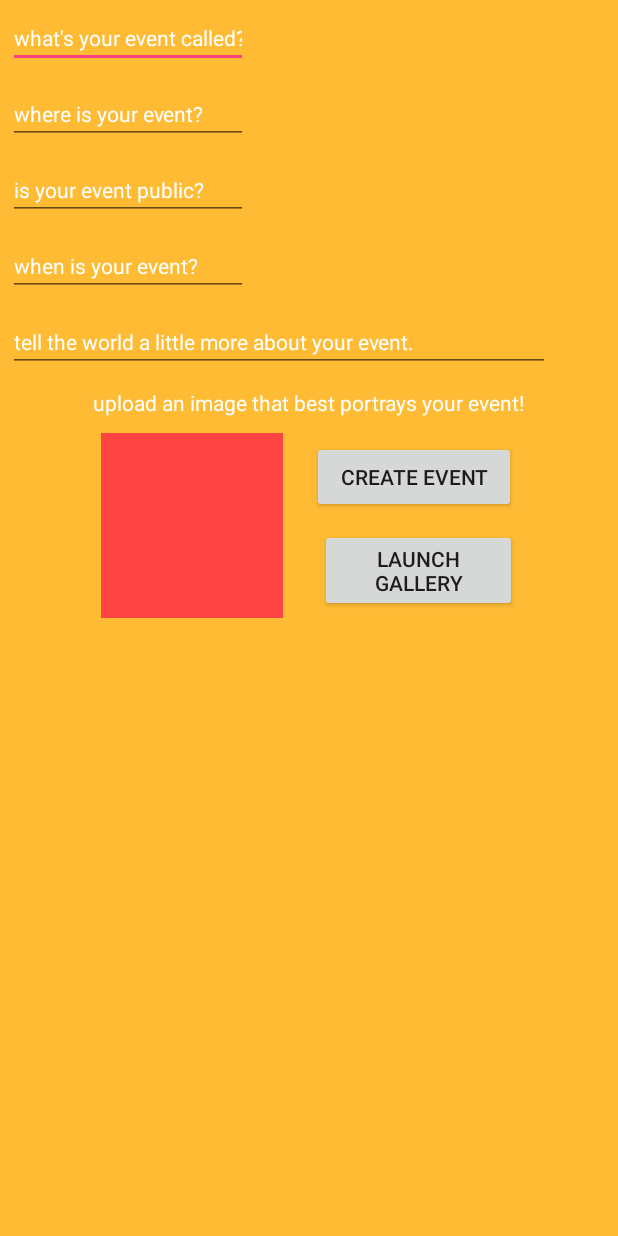
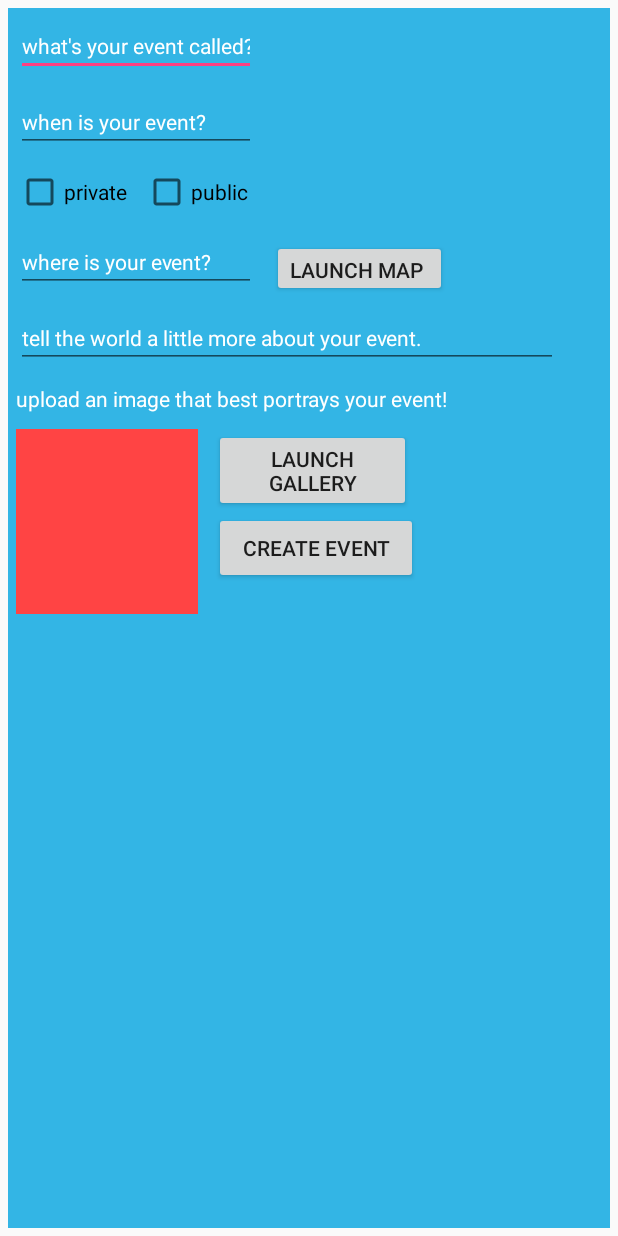
Before and after one commit to TinderButForLike/SQUAA, an Android app: the fragment CreateEventFragment shown on its own in the app's theme, on a phone screen of 412 x 824 dp. Run offline under Robolectric (Android 15) with nearby library versions, the phone set to English and light mode, and no system bars; our stand-ins replace ButterKnife; libraries missing offline, so code that uses them is left out: com.parse.

Commit message:
maps to event

```diff
--- a/app/build.gradle
+++ b/app/build.gradle
@@ -29,6 +29,7 @@ dependencies {
     implementation 'com.android.support:recyclerview-v7:27.1.1'
     implementation 'com.android.support:appcompat-v7:27.1.1'
 
+    //google maps and places
     implementation 'com.google.android.gms:play-services-maps:15.0.1'
     implementation 'com.google.android.gms:play-services-places:15.0.1'
 
--- a/app/src/debug/res/values/google_maps_api.xml
+++ b/app/src/debug/res/values/google_maps_api.xml
@@ -20,5 +20,5 @@
     Once you have your key (it starts with "AIza"), replace the "google_maps_key"
     string in this file.
     -->
-    <string name="google_maps_key" templateMergeStrategy="preserve" translatable="false">AIzaSyDX1N0dB-GhUdNi6nJpVqJ0ZRYiY3DaRtk</string>
+    <string name="google_maps_key" templateMergeStrategy="preserve" translatable="false">AIzaSyC1wzsdt6OMMNuW4PBHBHQOFXd_gjtwy2Y</string>
 </resources>
--- a/app/src/main/java/com/example/cgaima/squaa/fragments/CreateEventFragment.java
+++ b/app/src/main/java/com/example/cgaima/squaa/fragments/CreateEventFragment.java
@@ -5,15 +5,19 @@ import android.graphics.Bitmap;
 import android.net.Uri;
 import android.os.Bundle;
 import android.provider.MediaStore;
+import android.support.annotation.NonNull;
+import android.support.annotation.Nullable;
 import android.support.v4.app.Fragment;
 import android.util.Log;
 import android.view.LayoutInflater;
 import android.view.View;
 import android.view.ViewGroup;
+import android.widget.CheckBox;
 import android.widget.EditText;
 import android.widget.ImageView;
 import android.widget.Toast;
 
+import com.example.cgaima.squaa.MapsActivity;
 import com.example.cgaima.squaa.Models.Event;
 import com.example.cgaima.squaa.R;
 import com.parse.ParseException;
@@ -38,12 +42,15 @@ public class CreateEventFragment extends Fragment {
     EditText location;
     //@BindView(R.id.date)
     //EditText date;
-    @BindView(R.id.privacy)
-    EditText privacy;
     @BindView(R.id.description)
     EditText description;
     @BindView(R.id.eventPic)
     ImageView eventPic;
+    @BindView(R.id.privateCheck)
+    CheckBox privateCheck;
+    @BindView(R.id.publicCheck)
+    CheckBox publicCheck;
+
 
     static ParseFile image;
     private int PICK_PHOTO_CODE = 1046;
@@ -52,12 +59,26 @@ public class CreateEventFragment extends Fragment {
     public CreateEventFragment() { }
 
     @Override
-    public View onCreateView(LayoutInflater inflater, ViewGroup container,
-                             Bundle savedInstanceState) {
+    public void onViewCreated(@NonNull View view, @Nullable Bundle savedInstanceState) {
+        super.onViewCreated(view, savedInstanceState);
+        location.setText(getActivity().getIntent().getStringExtra("locationtext"));
+
+    }
+
+    @Override
+    public View onCreateView(LayoutInflater inflater, ViewGroup container, Bundle savedInstanceState) {
         // Inflate the layout for this fragment
         View view = inflater.inflate(R.layout.fragment_create_event, container, false);
         ButterKnife.bind(this, view);
         return view;
+    }
+
+    //launch the map
+    @OnClick(R.id.mapLaunch)
+    public void launchMap() {
+        Intent mapIntent = new Intent(getActivity(), MapsActivity.class);
+        startActivityForResult(mapIntent, 30);
+
     }
 
     // TODO - automatically add new event to home without refresh
@@ -65,10 +86,26 @@ public class CreateEventFragment extends Fragment {
     public void onCreateEvent() {
         String mName = name.getText().toString();
         String mLocation = location.getText().toString();
-        //Date mDate = (Date) date.getText();
+
         String mDescription = description.getText().toString();
 
-        createEvent(mName, mLocation, mDescription);//mDate, mDescription);
+        Boolean mPrivacy;
+        if (privateCheck.isChecked()) {mPrivacy = true; }
+        else { mPrivacy = false; }
+
+        ParseFile mImage = image;
+
+
+
+
+        createEvent(mName, mLocation, mDescription, mPrivacy, mImage);//mDate, mDescription);
+
+
+
+
+
+
+
 
         // TODO - set fragment to home fragment after creating event
         /*Fragment homeFragment = new HomeFragment();
@@ -78,14 +115,17 @@ public class CreateEventFragment extends Fragment {
         transaction.commit();*/
     }
 
+    //launch the map
+
     //create a new event
-    private void createEvent(String name, String location, String description) { //TODO add privacy, image, date
+    private void createEvent(String name, String location, String description, boolean privacy, ParseFile img) { //TODO add privacy, image, date
         final Event newEvent = new Event();
         newEvent.setEventName(name);
         newEvent.setLocation(location);
         //newEvent.setDate(date);
-        //newEvent.setPrivacy(privacy);
+        newEvent.setPrivacy(privacy);
         newEvent.setDescription(description);
+        newEvent.setEventImage(img);
         // set event owner
         newEvent.setOwner(ParseUser.getCurrentUser());
 
@@ -138,7 +178,7 @@ public class CreateEventFragment extends Fragment {
             }
         }
         else {
-            //make them sad
+            //make the user sad
             Toast.makeText(getContext(), "there was an error uploading your picture. try again!", Toast.LENGTH_SHORT).show();
         }
     }
--- a/app/src/main/res/layout/fragment_create_event.xml
+++ b/app/src/main/res/layout/fragment_create_event.xml
@@ -4,7 +4,8 @@
     xmlns:tools="http://schemas.android.com/tools"
     android:layout_width="match_parent"
     android:layout_height="match_parent"
-    android:background="@android:color/holo_orange_light"
+    android:layout_margin="5dp"
+    android:background="@android:color/holo_blue_light"
     tools:context=".fragments.CreateEventFragment">
 
     <EditText
@@ -25,23 +26,10 @@
         android:layout_width="wrap_content"
         android:layout_height="wrap_content"
         android:layout_alignParentStart="true"
-        android:layout_below="@+id/name"
+        android:layout_below="@+id/privateCheck"
         android:layout_margin="5dp"
         android:ems="10"
         android:hint="where is your event?"
-        android:inputType="text"
-        android:textColorHint="@android:color/white"
-        android:textSize="14sp" />
-
-    <EditText
-        android:id="@+id/privacy"
-        android:layout_width="wrap_content"
-        android:layout_height="wrap_content"
-        android:layout_alignParentStart="true"
-        android:layout_below="@+id/location"
-        android:layout_margin="5dp"
-        android:ems="10"
-        android:hint="is your event public?"
         android:inputType="text"
         android:textColorHint="@android:color/white"
         android:textSize="14sp" />
@@ -51,7 +39,7 @@
         android:layout_width="wrap_content"
         android:layout_height="wrap_content"
         android:layout_alignParentStart="true"
-        android:layout_below="@+id/privacy"
+        android:layout_below="@+id/name"
         android:layout_margin="5dp"
         android:ems="10"
         android:hint="when is your event?"
@@ -64,7 +52,7 @@
         android:layout_width="361dp"
         android:layout_height="wrap_content"
         android:layout_alignParentStart="true"
-        android:layout_below="@+id/date"
+        android:layout_below="@+id/location"
         android:layout_margin="5dp"
         android:ems="10"
         android:hint="tell the world a little more about your event."
@@ -76,17 +64,17 @@
         android:id="@+id/create"
         android:layout_width="136dp"
         android:layout_height="wrap_content"
-        android:layout_alignEnd="@+id/imagePrompt"
-        android:layout_alignTop="@+id/eventPic"
-        android:layout_margin="5dp"
+        android:layout_alignStart="@+id/launchGalBtn"
+        android:layout_below="@+id/launchGalBtn"
+        android:layout_marginTop="-5dp"
         android:text="create event" />
 
     <TextView
         android:id="@+id/imagePrompt"
         android:layout_width="wrap_content"
         android:layout_height="wrap_content"
+        android:layout_alignParentStart="true"
         android:layout_below="@+id/description"
-        android:layout_centerHorizontal="true"
         android:layout_margin="5dp"
         android:text="upload an image that best portrays your event!"
         android:textColor="@android:color/white" />
@@ -95,7 +83,7 @@
         android:id="@+id/eventPic"
         android:layout_width="121dp"
         android:layout_height="123dp"
-        android:layout_alignStart="@+id/imagePrompt"
+        android:layout_alignParentStart="true"
         android:layout_below="@+id/imagePrompt"
         android:layout_margin="5dp"
         app:srcCompat="@android:color/holo_red_light" />
@@ -104,9 +92,36 @@
         android:id="@+id/launchGalBtn"
         android:layout_width="131dp"
         android:layout_height="wrap_content"
-        android:layout_alignStart="@+id/create"
-        android:layout_below="@+id/create"
+        android:layout_below="@+id/imagePrompt"
         android:layout_margin="5dp"
+        android:layout_toEndOf="@+id/eventPic"
         android:text="launch gallery" />
 
+    <Button
+        android:id="@+id/mapLaunch"
+        android:layout_width="wrap_content"
+        android:layout_height="38dp"
+        android:layout_alignTop="@+id/location"
+        android:layout_margin="5dp"
+        android:layout_toEndOf="@+id/name"
+        android:text="launch map " />
+
+    <CheckBox
+        android:id="@+id/privateCheck"
+        android:layout_width="wrap_content"
+        android:layout_height="wrap_content"
+        android:layout_alignParentStart="true"
+        android:layout_below="@+id/date"
+        android:layout_margin="5dp"
+        android:text="private" />
+
+    <CheckBox
+        android:id="@+id/publicCheck"
+        android:layout_width="wrap_content"
+        android:layout_height="wrap_content"
+        android:layout_above="@+id/location"
+        android:layout_margin="5dp"
+        android:layout_toEndOf="@+id/privateCheck"
+        android:text="public" />
+
 </RelativeLayout>
```
Also changed, not shown: app/src/main/AndroidManifest.xml (+7 -1 lines), app/src/main/java/com/example/cgaima/squaa/EventActivity.java (+2 -9 lines), app/src/main/java/com/example/cgaima/squaa/HomeActivity.java (+10 -1 lines), app/src/main/java/com/example/cgaima/squaa/MapsActivity.java (+32 -9 lines), app/src/main/res/layout/activity_maps.xml (+15 -15 lines), 1 other file.
